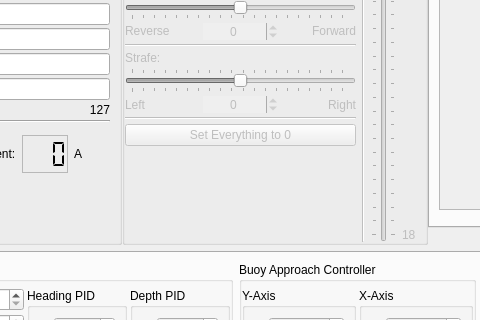
Old version of the form dashboard/dashboard.ui in the repository mtboswell/mtboswell-auvc2; both pictures show x 193 to 673 and y 155 to 475 of the 972 by 607 pixel window.
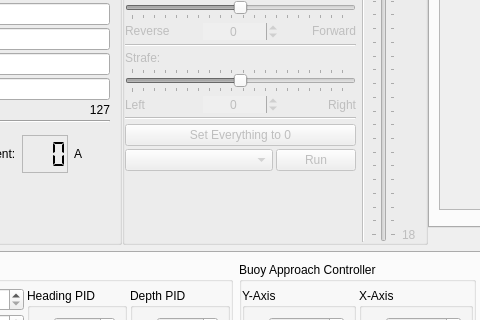
New version of the form. Icons and pictures are not drawn.

The edit to the form file:
```diff
--- a/dashboard/dashboard.ui
+++ b/dashboard/dashboard.ui
@@ -943,6 +943,27 @@
              </property>
             </widget>
            </item>
+           <item>
+            <layout class="QHBoxLayout" name="horizontalLayout_3">
+             <item>
+              <widget class="QComboBox" name="scriptsComboBox">
+               <property name="sizePolicy">
+                <sizepolicy hsizetype="Expanding" vsizetype="Fixed">
+                 <horstretch>0</horstretch>
+                 <verstretch>0</verstretch>
+                </sizepolicy>
+               </property>
+              </widget>
+             </item>
+             <item>
+              <widget class="QPushButton" name="runScriptPushButton">
+               <property name="text">
+                <string>Run</string>
+               </property>
+              </widget>
+             </item>
+            </layout>
+           </item>
            <item>
             <spacer name="verticalSpacer">
              <property name="orientation">
```
